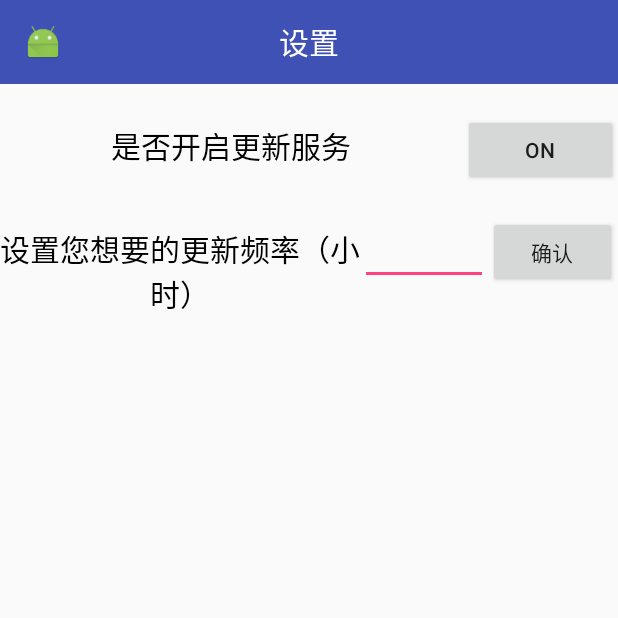
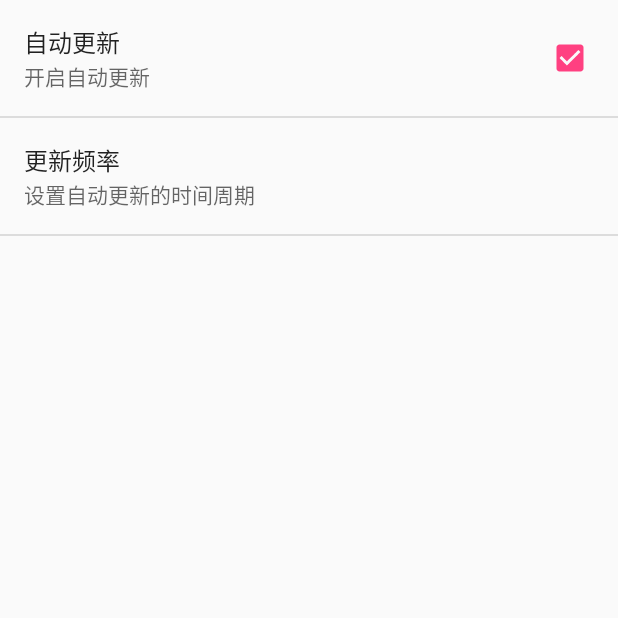
Before and after one commit to IcemanLTX/coolweather, an Android app: the screen it shows after launch (Setting before the commit, Settings after it), after a tap on an icon or button, on a phone screen of 412 x 824 dp, the top half of it. Run offline under Robolectric (Android 15) with nearby library versions, the phone set to English and light mode, and no system bars; libraries missing offline, so code that uses them is left out: org.litepal.crud; 2 statements that could not run were skipped.

Commit message:
修改设置

```diff
--- a/app/src/main/AndroidManifest.xml
+++ b/app/src/main/AndroidManifest.xml
@@ -25,8 +25,8 @@
             android:enabled="true"
             android:exported="true" />
 
-        <activity android:name=".Setting" >
-        </activity>
+        <activity android:name=".Setting"/>
+        <activity android:name=".Settings" />
     </application>
 
 </manifest>
--- a/app/src/main/java/com/coolweather/android/ChooseAreaFragment.java
+++ b/app/src/main/java/com/coolweather/android/ChooseAreaFragment.java
@@ -1,17 +1,16 @@
 package com.coolweather.android;
 
+import android.app.ProgressDialog;
 import android.content.Intent;
 import android.os.Bundle;
 import android.support.v4.app.Fragment;
 import android.view.LayoutInflater;
 import android.view.View;
 import android.view.ViewGroup;
-import android.view.WindowManager;
 import android.widget.AdapterView;
 import android.widget.ArrayAdapter;
 import android.widget.Button;
 import android.widget.ListView;
-import android.widget.ProgressBar;
 import android.widget.TextView;
 import android.widget.Toast;
 
@@ -39,7 +38,7 @@ public class ChooseAreaFragment extends Fragment {
     public static final int LEVEL_PROVINCE=0;
     public static final int LEVEL_CITY=1;
     public static final int LEVEL_COUNTY=2;
-    private ProgressBar progressBar;
+    private ProgressDialog progressDialog;
     private TextView titleText;
     private Button backButton;
     private Button settingButton;
@@ -99,7 +98,7 @@ public class ChooseAreaFragment extends Fragment {
         });
         settingButton.setOnClickListener(new View.OnClickListener(){
             public void onClick(View v){
-                Intent intent = new Intent(getActivity(),Setting.class);
+                Intent intent = new Intent(getActivity(),Settings.class);
                 startActivity(intent);
             }
         });
@@ -203,15 +202,16 @@ public class ChooseAreaFragment extends Fragment {
         });
     }
     private void showProgressDialog(){
-        progressBar = new ProgressBar(getActivity());
-        if(progressBar.getVisibility()==View.GONE){
-            getActivity().getWindow().setFlags(WindowManager.LayoutParams.FLAG_NOT_TOUCHABLE, WindowManager.LayoutParams.FLAG_NOT_TOUCHABLE);
+        if(progressDialog==null){
+            progressDialog=new ProgressDialog(getActivity());
+            progressDialog.setMessage("正在加载...");
+            progressDialog.setCanceledOnTouchOutside(false);
         }
-        progressBar.setVisibility(View.VISIBLE);
+        progressDialog.show();
     }
     private void closeProgressDialog(){
-        if(progressBar.getVisibility()==View.VISIBLE) {
-            progressBar.setVisibility(View.GONE);
+        if(progressDialog!=null) {
+            progressDialog.dismiss();
         }
     }
 }
--- /dev/null
+++ b/app/src/main/java/com/coolweather/android/Settings.java
@@ -0,0 +1,96 @@
+package com.coolweather.android;
+
+import android.content.Intent;
+import android.content.SharedPreferences;
+import android.os.Bundle;
+import android.preference.CheckBoxPreference;
+import android.preference.ListPreference;
+import android.preference.Preference;
+import android.preference.PreferenceActivity;
+import android.preference.PreferenceManager;
+import android.util.Log;
+import android.view.MenuItem;
+
+import com.coolweather.android.service.AutoUpdateService;
+
+/**
+ * Created by Administrator on 2018/5/4/004.
+ */
+
+public class Settings extends PreferenceActivity implements Preference.OnPreferenceChangeListener,
+        Preference.OnPreferenceClickListener {
+    String updateSwitchKey;
+    String updateFrequencyKey;
+    CheckBoxPreference updateSwitchCheckPref;
+    ListPreference updateFrequencyListPref;
+    protected void onCreate(Bundle savedInstanceState) {
+        super.onCreate(savedInstanceState);
+        //定义相关变量
+        addPreferencesFromResource(R.xml.setting);
+        //获取各个Preference
+        updateSwitchKey = getResources().getString(R.string.auto_update_switch_key);
+        updateFrequencyKey = getResources().getString(R.string.auto_update_frequency_key);
+        updateSwitchCheckPref = (CheckBoxPreference)findPreference(updateSwitchKey);
+        updateFrequencyListPref = (ListPreference)findPreference(updateFrequencyKey);
+        //为各个Preference注册监听接口
+        updateSwitchCheckPref.setOnPreferenceChangeListener(this);
+        updateSwitchCheckPref.setOnPreferenceClickListener(this);
+        updateFrequencyListPref.setOnPreferenceChangeListener(this);
+        updateFrequencyListPref.setOnPreferenceClickListener(this);
+    }
+    public boolean onPreferenceChange(Preference preference, Object newValue) {
+        // TODO Auto-generated method stub
+        // Log.v("SystemSetting", "preference is changed");
+        //Log.v("Key_SystemSetting", preference.getKey());
+        //判断是哪个Preference改变了
+        SharedPreferences settings = PreferenceManager.getDefaultSharedPreferences(this);
+        if(preference.getKey().equals(updateSwitchKey))
+        {
+            Intent intent = new Intent(this,AutoUpdateService.class);
+            if(settings.getBoolean(updateSwitchKey,true)){
+                stopService(intent);
+            }else {
+                startService(intent);
+            }
+        }
+        else if(preference.getKey().equals(updateFrequencyKey))
+        {
+            Log.v("SystemSetting", "list preference is changed");
+        }
+        else
+        {
+            //如果返回false表示不允许被改变
+            return false;
+        }
+        //返回true表示允许改变
+        return true;
+    }
+    @Override
+    public boolean onPreferenceClick(Preference preference) {
+        // TODO Auto-generated method stub
+        //Log.v("SystemSetting", "preference is clicked");
+        //Log.v("Key_SystemSetting", preference.getKey());
+        //判断是哪个Preference被点击了
+        if(preference.getKey().equals(updateSwitchKey))
+        {
+            Log.v("SystemSetting", "checkbox preference is clicked");
+        }
+        else if(preference.getKey().equals(updateFrequencyKey))
+        {
+            Log.v("SystemSetting", "list preference is clicked");
+        }
+        else
+        {
+            return false;
+        }
+        return true;
+    }
+    public boolean onOptionsItemSelected(MenuItem item){
+        switch(item.getItemId()){
+            case android.R.id.home:
+                finish();
+                return true;
+        }
+        return super.onOptionsItemSelected(item);
+    }
+}
--- a/app/src/main/java/com/coolweather/android/WeatherActivity.java
+++ b/app/src/main/java/com/coolweather/android/WeatherActivity.java
@@ -175,6 +175,9 @@ public class WeatherActivity extends AppCompatActivity {
         sportText.setText(sport);
         weatherLayout.setVisibility(View.VISIBLE);
         Intent intent = new Intent(this, AutoUpdateService.class);
+        SharedPreferences.Editor edit = PreferenceManager.getDefaultSharedPreferences(this).edit();
+        edit.putInt("type",1);
+        edit.apply();
         startService(intent);
     }
     private void loadBingPic(){
--- a/app/src/main/java/com/coolweather/android/service/AutoUpdateService.java
+++ b/app/src/main/java/com/coolweather/android/service/AutoUpdateService.java
@@ -8,7 +8,9 @@ import android.content.SharedPreferences;
 import android.os.IBinder;
 import android.os.SystemClock;
 import android.preference.PreferenceManager;
+import android.util.Log;
 
+import com.coolweather.android.R;
 import com.coolweather.android.gson.Weather;
 import com.coolweather.android.util.HttpUtil;
 import com.coolweather.android.util.Utility;
@@ -34,7 +36,8 @@ public class AutoUpdateService extends Service {
         updateBingPic();
         AlarmManager manager= (AlarmManager)getSystemService(ALARM_SERVICE);
         SharedPreferences prefs =PreferenceManager.getDefaultSharedPreferences(this);
-        int Hour = prefs.getInt("time",8);
+        int Hour = Integer.valueOf(prefs.getString(getResources().getString(R.string.auto_update_frequency_key),"8"));
+        Log.d("asdf", prefs.getString(getResources().getString(R.string.auto_update_frequency_key),"8"));
         int anHour = Hour*60*60*1000;
         long triggerAtTime = SystemClock.elapsedRealtime()+anHour;
         Intent i = new Intent(this,AutoUpdateService.class);
--- a/app/src/main/res/layout/activity_setting.xml
+++ b/app/src/main/res/layout/activity_setting.xml
@@ -2,12 +2,14 @@
 <LinearLayout xmlns:android="http://schemas.android.com/apk/res/android"
     android:layout_width="match_parent"
     android:layout_height="match_parent"
+    android:background="#fff"
     android:orientation="vertical">
     <android.support.v7.widget.Toolbar
         android:id="@+id/toolbar"
         android:layout_width="match_parent"
         android:layout_height="?attr/actionBarSize"
-        android:background="?attr/colorPrimary">
+        android:background="?attr/colorPrimary"
+        android:theme="@style/ThemeOverlay.AppCompat.Dark.ActionBar">
         <TextView
             android:id="@+id/title"
             android:text="设置"
@@ -17,22 +19,17 @@
             android:layout_gravity="center"
             android:layout_width="wrap_content"
             android:layout_height="wrap_content" />
-        <Button
-            android:id="@+id/back_button"
-            android:background="@drawable/ic_launcher"
-            android:layout_width="25dp"
-            android:layout_height="25dp"
-            android:layout_marginRight="10dp"/>
     </android.support.v7.widget.Toolbar>
     <LinearLayout
         android:layout_marginTop="20dp"
         android:orientation="horizontal"
         android:layout_width="match_parent"
-        android:layout_height="wrap_content">
+        android:layout_height="wrap_content"
+        android:background="#fff">
         <TextView
             android:layout_width="0dp"
             android:layout_height="wrap_content"
-            android:layout_weight="3"
+            android:layout_weight="2"
             android:textSize="20sp"
             android:textColor="#000"
             android:text="是否开启更新服务"
--- /dev/null
+++ b/app/src/main/res/values/array.xml
@@ -0,0 +1,18 @@
+<?xml version="1.0" encoding="utf-8"?>
+<resources>
+    <!-- 系统设置界面需要要到的数组 -->
+    <string-array name="auto_update_frequency_entry">
+        <item>1小时</item>
+        <item>5小时</item>
+        <item>8小时</item>
+        <item>12小时</item>
+        <item>24小时</item>
+    </string-array>
+    <string-array name="auto_update_frequency_value">
+        <item>1</item>
+        <item>5</item>
+        <item>8</item>
+        <item>12</item>
+        <item>24</item>
+    </string-array>
+</resources>
--- a/app/src/main/res/values/strings.xml
+++ b/app/src/main/res/values/strings.xml
@@ -1,3 +1,15 @@
 <resources>
-    <string name="app_name">我是你爸爸</string>
+    <string name="app_name">酷欧天气</string>
+    <!-- 统设置界面需要要到的字符串 -->
+    <string name="system_settings">系统设置</string>
+    <string name="auto_update_setting">自动更新设置</string>
+    <string name="auto_update_switch_title">自动更新</string>
+    <string name="auto_update_switch_key">auto_update_switch</string>
+    <string name="auto_update_switch_summary_on">开启自动更新</string>
+    <string name="auto_update_switch_summary_off">关闭自动更新</string>
+    <string name="auto_update_frequency_title">更新频率</string>
+    <string name="auto_update_frequency_key">auto_update_frequency</string>
+    <string name="auto_update_frequency_default_value">10</string>
+    <string name="auto_update_frequency_summary">设置自动更新的时间周期</string>
+    <string name="cancel">取消</string>
 </resources>
--- /dev/null
+++ b/app/src/main/res/xml/setting.xml
@@ -0,0 +1,20 @@
+<?xml version="1.0" encoding="utf-8"?>
+<PreferenceScreen xmlns:android="http://schemas.android.com/apk/res/android"
+    android:title="@string/system_settings">
+    <CheckBoxPreference
+        android:key="@string/auto_update_switch_key"
+        android:title="@string/auto_update_switch_title"
+        android:summaryOn="@string/auto_update_switch_summary_on"
+        android:summaryOff="@string/auto_update_switch_summary_off"
+        android:defaultValue="true">
+    </CheckBoxPreference>
+    <ListPreference
+        android:title="@string/auto_update_frequency_title"
+        android:key="@string/auto_update_frequency_key"
+        android:defaultValue="@string/auto_update_frequency_default_value"
+        android:summary="@string/auto_update_frequency_summary"
+        android:entries="@array/auto_update_frequency_entry"
+        android:entryValues="@array/auto_update_frequency_value"
+        android:dialogTitle="@string/auto_update_frequency_title">
+    </ListPreference>
+</PreferenceScreen>
```
Also changed, not shown: app/src/main/java/com/coolweather/android/Setting.java (+32 -12 lines).
